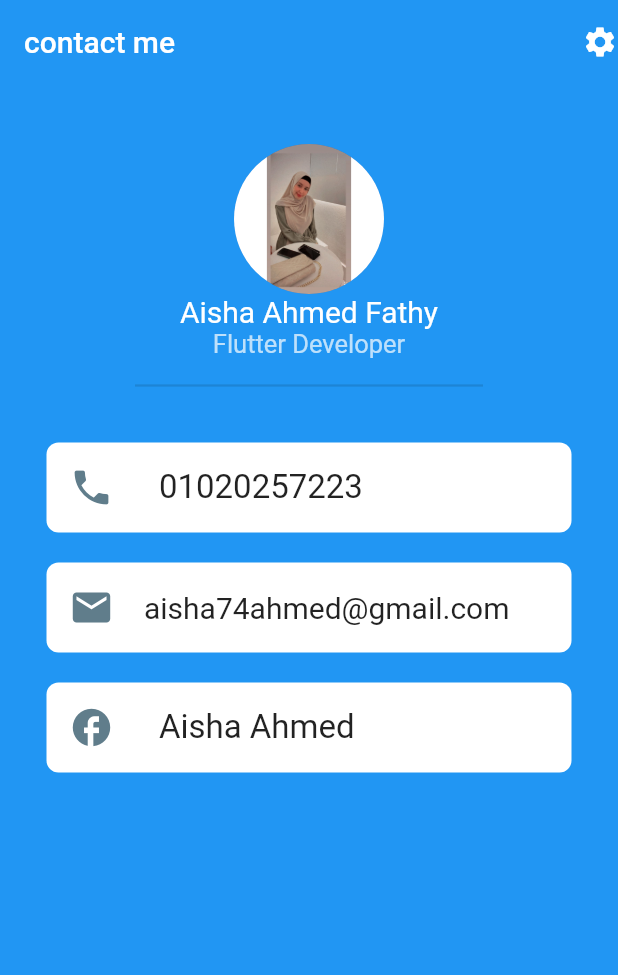
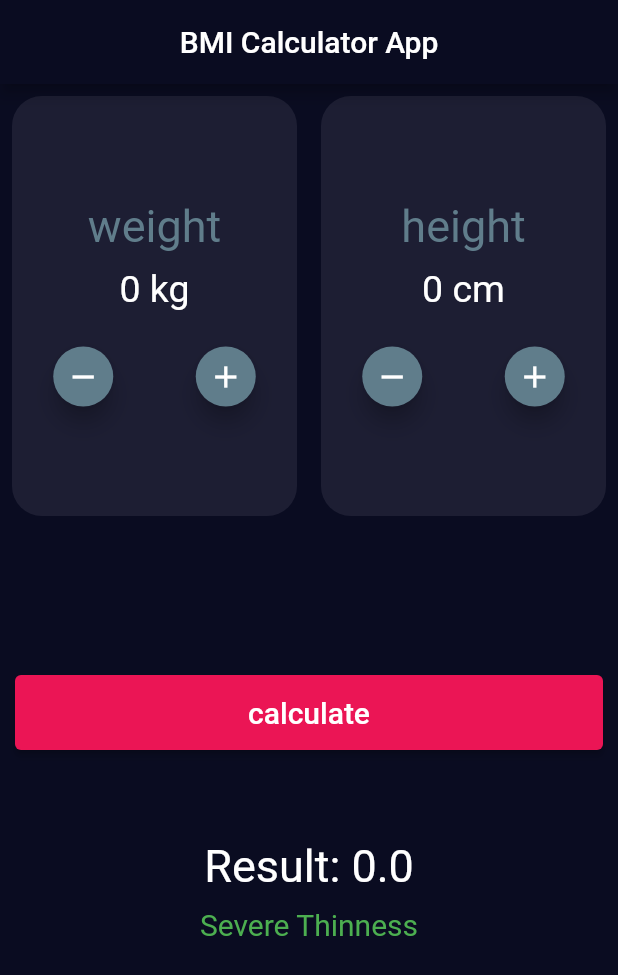
Before and after one commit to aishaa2022/first_project, a Flutter app: the screen it shows after launch, on a phone screen of 412 x 824 dp. Shown: the top 975 px of the screen. Run offline on Flutter 3.47's test engine with Material 2 defaults, Android fonts, the phone set to English and light mode, and no system bars.

Commit message:
second commit

```diff
--- /dev/null
+++ b/lib/bmi.dart
@@ -0,0 +1,157 @@
+import 'dart:math';
+
+import 'package:flutter/material.dart';
+
+class BMI extends StatefulWidget {
+
+
+  const BMI({super.key});
+
+  @override
+  State<BMI> createState() => _BMIState();
+}
+
+class _BMIState extends State<BMI> {
+
+  int w=0;
+  int h=0;
+  double r=0;
+  String? status;
+
+  @override
+  Widget build(BuildContext context) {
+    if(r<16){
+     status="Severe Thinness";
+    }
+    else if(r==16 && r==17){
+      status="Moderate Thinness";
+    }
+    else if(r>17 && r<=18.5){
+     status="Mild Thinness";
+    }
+    else if(r>18.5 && r<=25){
+      status="Normal";
+    }
+    else if(r>25 && r<=30){
+      status="Overweight";
+    }
+    else if(r>30 && r<=35){
+      status="Obese Class I";
+    }
+    else if(r>35 && r<=40){
+      status="Obese Class II";
+    }
+    else if(r>40){
+     status="Obese Class III";
+    }
+
+    return Scaffold(
+      backgroundColor: Color(0xff0a0c21),
+      appBar: AppBar(title:
+      Text("BMI Calculator App", style: TextStyle(color: Colors.white),), centerTitle: true,
+       backgroundColor: Color(0xff0a0c21),
+      ),
+      body: Column(
+        children: [
+          Expanded(
+            child: Column(
+              children:[
+            Row(
+              children: [
+                Expanded(
+                  child: Container(
+                    margin: EdgeInsets.all(8),
+                   height: 280,
+                   decoration: BoxDecoration(
+                    color: Color(0xff1d1e33),
+                    borderRadius: BorderRadius.circular(20)
+                   ),
+                   child: Column(
+                    mainAxisAlignment: MainAxisAlignment.center,
+                    children: [
+                      Text("weight",style: TextStyle(fontSize: 30, color: Colors.blueGrey),),
+                      SizedBox(height: 10,),
+                      Text("$w kg" ,style: TextStyle(fontSize: 25, color: Colors.white),),
+                      SizedBox(height: 20,),
+                      Row(
+                        mainAxisAlignment: MainAxisAlignment.spaceAround,
+                       children: [
+                        FloatingActionButton(onPressed:(){
+                          setState(() {
+                            w--;
+                          });
+                        } ,mini: true,backgroundColor: Colors.blueGrey,child: Icon(Icons.remove)),
+                        FloatingActionButton(onPressed: (){
+                          setState(() {
+                            w++;
+                          });
+                        },mini: true,backgroundColor: Colors.blueGrey, child: Icon(Icons.add)),
+                       ],
+                      ),
+                    ],
+                   ),
+                  ),
+                ),
+                Expanded(
+                  child: Container(
+                    margin:EdgeInsets.all(8),
+                    height: 280,
+                    decoration:BoxDecoration(borderRadius: BorderRadius.circular(20), color: Color(0xff1d1e33)) ,
+                    child: Column(
+                      mainAxisAlignment: MainAxisAlignment.center,
+                      children: [
+                      Text("height", style: TextStyle(fontSize: 30,color: Colors.blueGrey),),
+                      SizedBox(height: 10,),
+                      Text("$h cm", style: TextStyle(fontSize: 25,color: Colors.white),),
+                      SizedBox(height: 20,),
+                      Row(
+                        mainAxisAlignment: MainAxisAlignment.spaceAround,
+                        children: [
+                          FloatingActionButton(onPressed: (){
+                            setState(() {
+                              h--;
+                            });
+                          }, mini: true, backgroundColor: Colors.blueGrey,child: Icon(Icons.remove),),
+                          FloatingActionButton(onPressed: (){
+                            setState(() {
+                              h++;
+                            });
+                          }, mini: true, backgroundColor: Colors.blueGrey,child: Icon(Icons.add),)
+
+                      ],),
+                    ]),
+                  ),
+                )
+              ],
+            ),]),
+          ),
+
+        Expanded(
+         child: Column(
+          children:[
+
+          Container(
+            margin: EdgeInsets.all(10),
+            width: double.infinity,
+            height: 50,
+            decoration: BoxDecoration(borderRadius: BorderRadius.circular(10)),
+            child: ElevatedButton(onPressed: (){
+              setState(() {
+                r=(w/pow(h/100, 2)).ceilToDouble();
+              });
+            }, child: Text("calculate", style: TextStyle(fontSize: 20),),
+            style: ElevatedButton.styleFrom(backgroundColor: Color(0xffeb1555),),),
+          ),
+          SizedBox(height: 50,),
+          Text("Result: $r", style: TextStyle(fontSize: 30, color: Colors.white),),
+          SizedBox(height: 10,),
+          Text("$status",style:TextStyle(fontSize: 20, color: Colors.green) ,
+          )
+
+          ],
+             ),
+       ),],),
+
+    );
+  }
+}
--- a/lib/main.dart
+++ b/lib/main.dart
@@ -1,4 +1,5 @@
 
+import 'package:first_project/bmi.dart';
 import 'package:first_project/contact.dart';
 import 'package:flutter/material.dart';
 
@@ -6,14 +7,19 @@ void main() {
   runApp(FirstScreen());
 }
 
-class FirstScreen extends StatelessWidget {
-  const FirstScreen({super.key});
+class FirstScreen extends StatefulWidget {
+   FirstScreen({super.key});
 
+  @override
+  State<FirstScreen> createState() => _FirstScreenState();
+}
+
+class _FirstScreenState extends State<FirstScreen> {
   @override
   Widget build(BuildContext context) {
     return MaterialApp(
       debugShowCheckedModeBanner: false,
-      home: Contact()
+      home: BMI()
 
 
     );
```
